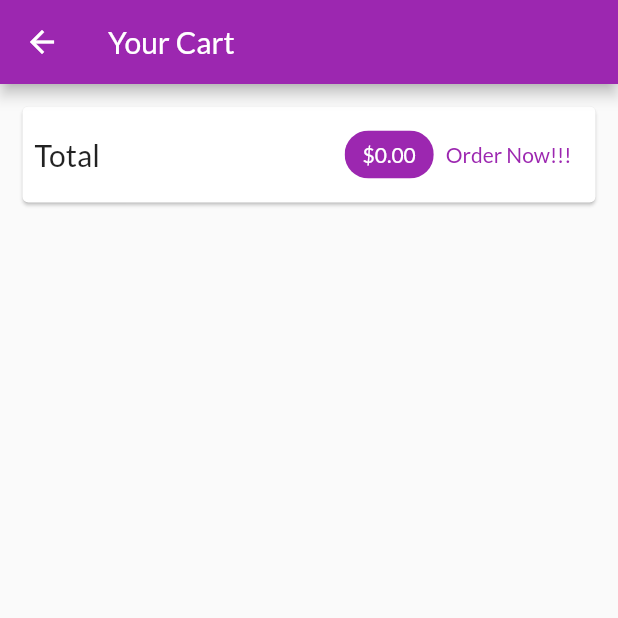
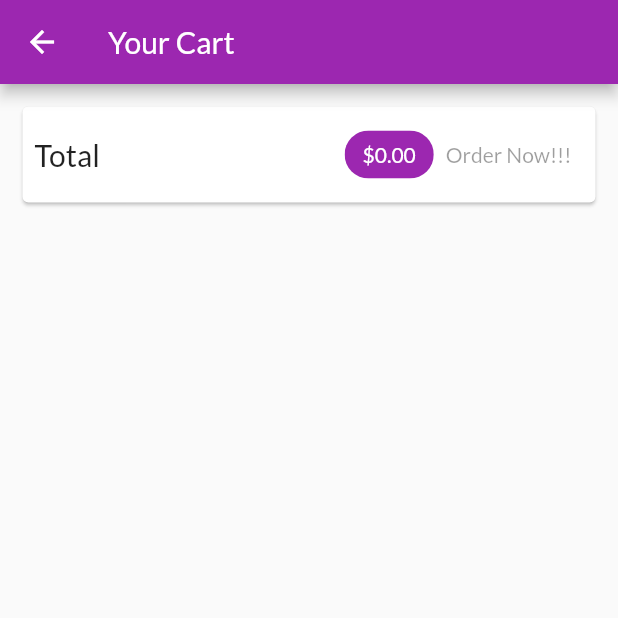
Before and after one commit to puneet2715/shop_app, a Flutter app: the CartScreen screen opened by its route, on a phone screen of 412 x 824 dp, the top half of it. Run offline on Flutter 3.47's test engine with Material 2 defaults, Android fonts, the phone set to English and light mode, and no system bars; network calls fail.

Commit message:
working with orders on the web

```diff
--- a/lib/providers/products.dart
+++ b/lib/providers/products.dart
@@ -74,6 +74,9 @@ class Products with ChangeNotifier {
       final response = await http.get(Uri.parse(url));
       final extractedData = json.decode(response.body) as Map<String,
           dynamic>; //dart would give error most proabably if dyamic is replaced with Map as nested Maps give errors according to the course
+      if (extractedData == null) {
+        return;
+      }
       final List<Product> loadedProducts = [];
       extractedData.forEach((prodId, prodData) {
         loadedProducts.add(Product(
--- a/lib/screens/cart_screen.dart
+++ b/lib/screens/cart_screen.dart
@@ -40,19 +40,7 @@ class CartScreen extends StatelessWidget {
                     ),
                     backgroundColor: Theme.of(context).primaryColor,
                   ),
-                  TextButton(
-                    onPressed: () {
-                      Provider.of<Orders>(context, listen: false).addOrder(
-                        cart.items.values.toList(),
-                        cart.totalAmount,
-                      );
-                      cart.clear();
-                    },
-                    child: Text(
-                      'Order Now!!!',
-                      // style: TextStyle(color: Theme.of(context).primaryColor),
-                    ),
-                  ),
+                  OrderButton(cart: cart),
                 ],
               ),
             ),
@@ -74,3 +62,45 @@ class CartScreen extends StatelessWidget {
     );
   }
 }
+
+class OrderButton extends StatefulWidget {
+  const OrderButton({
+    Key key,
+    @required this.cart,
+  }) : super(key: key);
+
+  final Cart cart;
+
+  @override
+  _OrderButtonState createState() => _OrderButtonState();
+}
+
+class _OrderButtonState extends State<OrderButton> {
+  var _isLoading = false;
+  @override
+  Widget build(BuildContext context) {
+    return TextButton(
+      onPressed: (widget.cart.totalAmount <= 0 || _isLoading)
+          ? null
+          : () async {
+              setState(() {
+                _isLoading = true;
+              });
+              await Provider.of<Orders>(context, listen: false).addOrder(
+                widget.cart.items.values.toList(),
+                widget.cart.totalAmount,
+              );
+              setState(() {
+                _isLoading = false;
+              });
+              widget.cart.clear();
+            },
+      child: _isLoading
+          ? CircularProgressIndicator()
+          : Text(
+              'Order Now!!!',
+              // style: TextStyle(color: Theme.of(context).primaryColor),
+            ),
+    );
+  }
+}
```
Also changed, not shown: lib/providers/orders.dart (+54 -3 lines), lib/providers/product.dart (+25 -1 lines), lib/screens/orders_screen.dart (+53 -5 lines).
